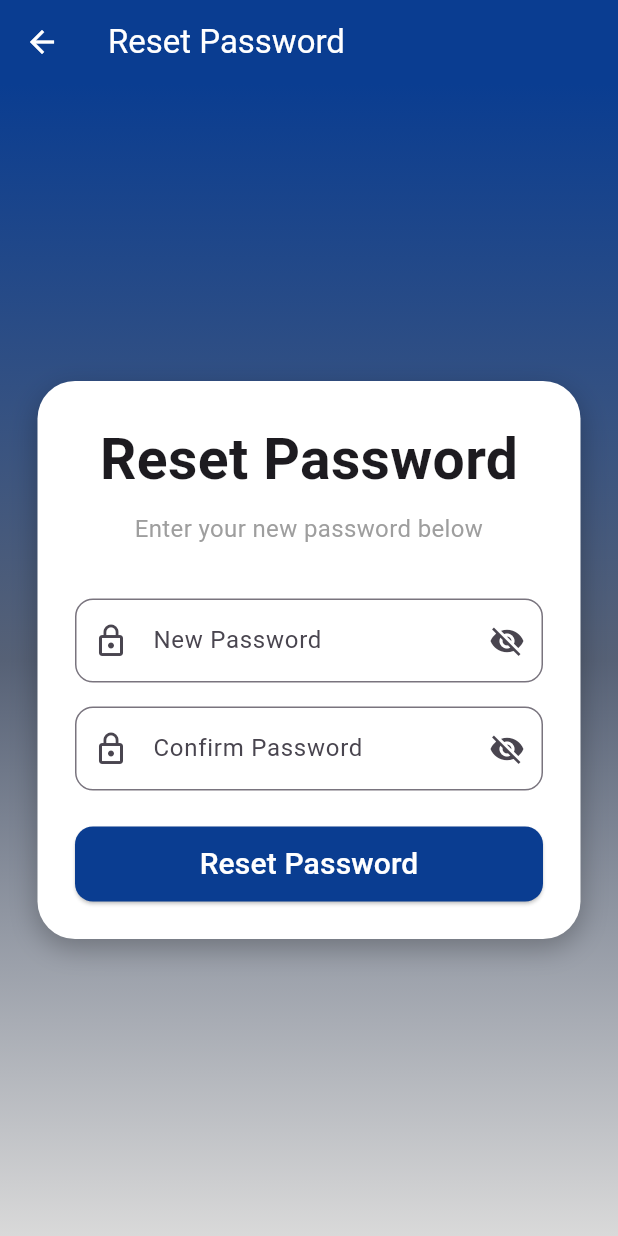
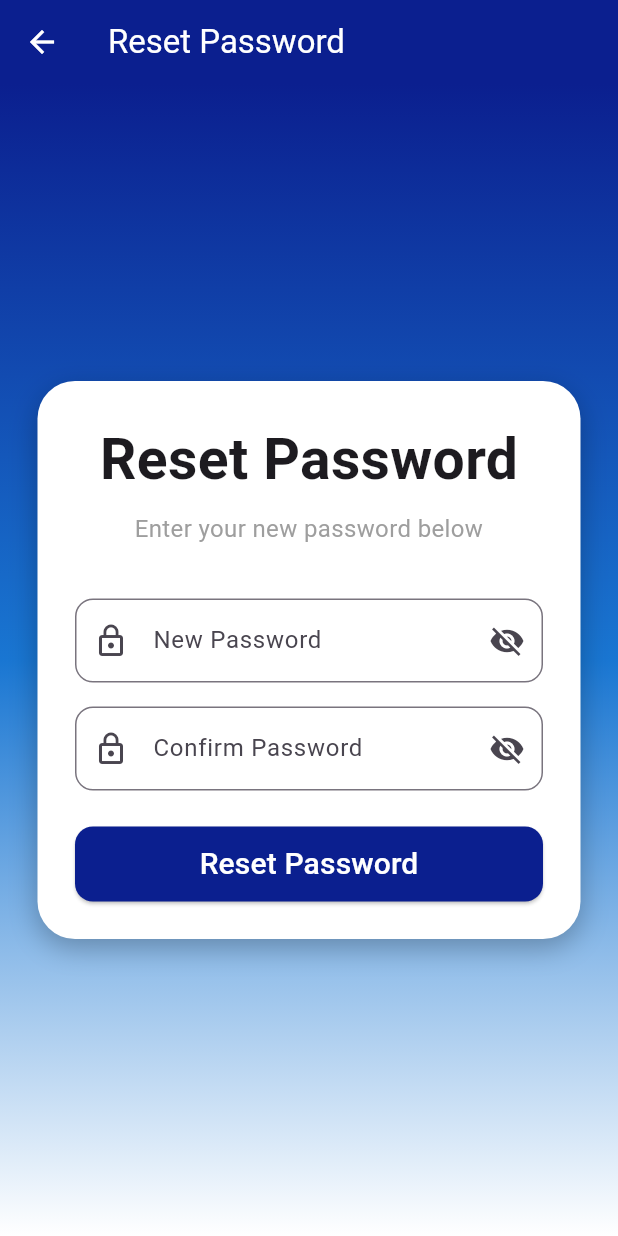
Before and after one commit to Masendeke/studApp, a Flutter app: the ResetPasswordScreen screen opened by its route, on a phone screen of 412 x 824 dp. Run offline on Flutter 3.47's test engine with Material 3 defaults, Android fonts, the phone set to English and light mode, and no system bars.

Commit message:
merging the Phindile and Chiedza

```diff
--- a/lib/main.dart
+++ b/lib/main.dart
@@ -2,7 +2,6 @@ import 'package:flutter/material.dart';
 import 'package:provider/provider.dart';
 import 'package:student_assistant_application/routes/app_routes.dart';
 import 'package:student_assistant_application/viewmodel/viewmodel.dart';
-import 'package:student_assistant_application/views/login_screen.dart';
 
 void main() {
   runApp(
@@ -22,7 +21,7 @@ class MyApp extends StatelessWidget {
   @override
   Widget build(BuildContext context) {
     return MaterialApp(
-     initialRoute: AppRoutes.home,
+     initialRoute: AppRoutes.login,
      onGenerateRoute: AppRoutes.generateRoute,
       debugShowCheckedModeBanner: false,
       title: 'Student Assistant App',
--- a/lib/views/reset_password_screen.dart
+++ b/lib/views/reset_password_screen.dart
@@ -31,9 +31,9 @@ class _ResetPasswordScreenState
   Widget build(BuildContext context) {
     return Scaffold(
 
-      // ✅ APP BAR WITH ARROW ONLY (NO BUTTON TEXT)
+      //  APP BAR WITH ARROW ONLY (NO BUTTON TEXT)
       appBar: AppBar(
-        backgroundColor: const Color.fromARGB(255, 10, 61, 145),
+        backgroundColor: const Color(0xFF0B1F8F),
         leading: IconButton(
           icon: const Icon(Icons.arrow_back, color: Colors.white),
           onPressed: () {
@@ -46,7 +46,7 @@ class _ResetPasswordScreenState
         ),
       ),
 
-      // ✅ SAME BACKGROUND AS REGISTER / LOGIN
+      //  SAME BACKGROUND AS REGISTER / LOGIN
       body: Container(
         width: double.infinity,
         height: double.infinity,
@@ -56,9 +56,9 @@ class _ResetPasswordScreenState
             begin: Alignment.topCenter,
             end: Alignment.bottomCenter,
             colors: [
-              Color.fromARGB(255, 10, 61, 145),
-              Color(0xFF566176),
-              Color(0xFFD9D9D9),
+             Color(0xFF0B1F8F),
+              Color(0xFF1976D2),
+              Colors.white,
             ],
           ),
         ),
@@ -194,7 +194,7 @@ class _ResetPasswordScreenState
                             child: ElevatedButton(
                               style: ElevatedButton.styleFrom(
                                 backgroundColor:
-                                    const Color.fromARGB(255, 10, 61, 145),
+                                    const Color(0xFF0B1F8F),
                                 shape: RoundedRectangleBorder(
                                   borderRadius:
                                       BorderRadius.circular(12),
```
Also changed, not shown: lib/views/login_screen.dart (+12 -13 lines), lib/views/register_screen.dart (+5 -5 lines).
